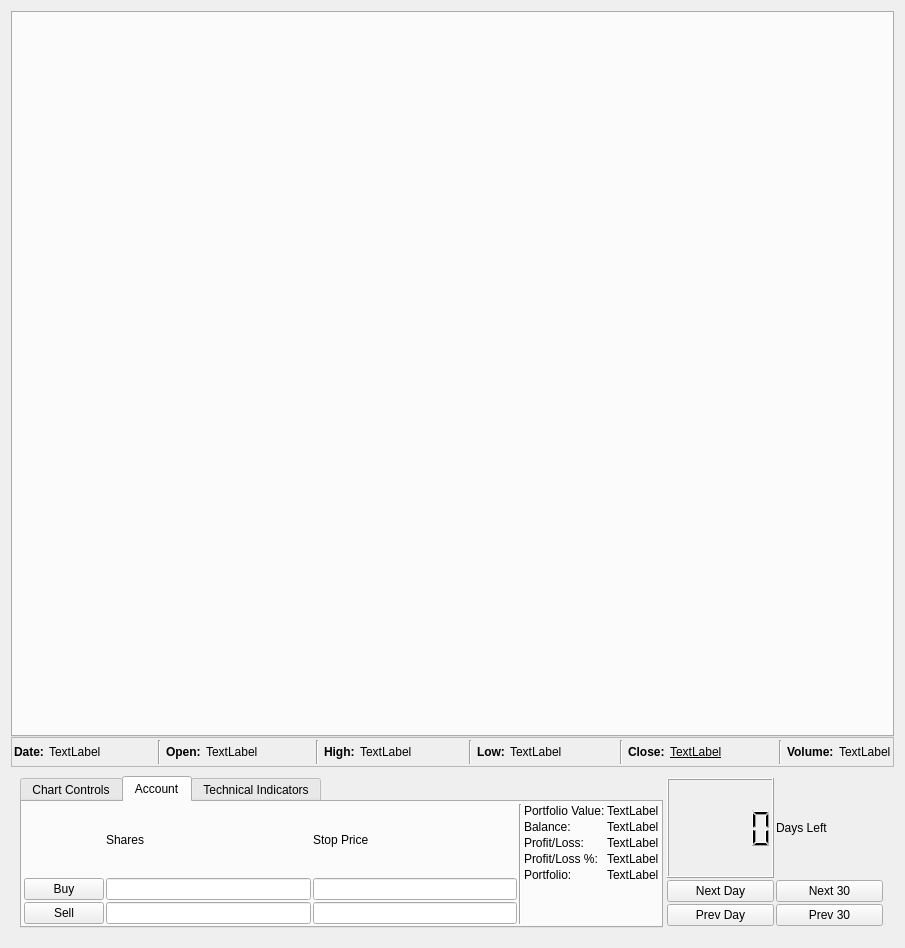
ellamental/pyTrade, file chartWidget.ui: the form before one commit.
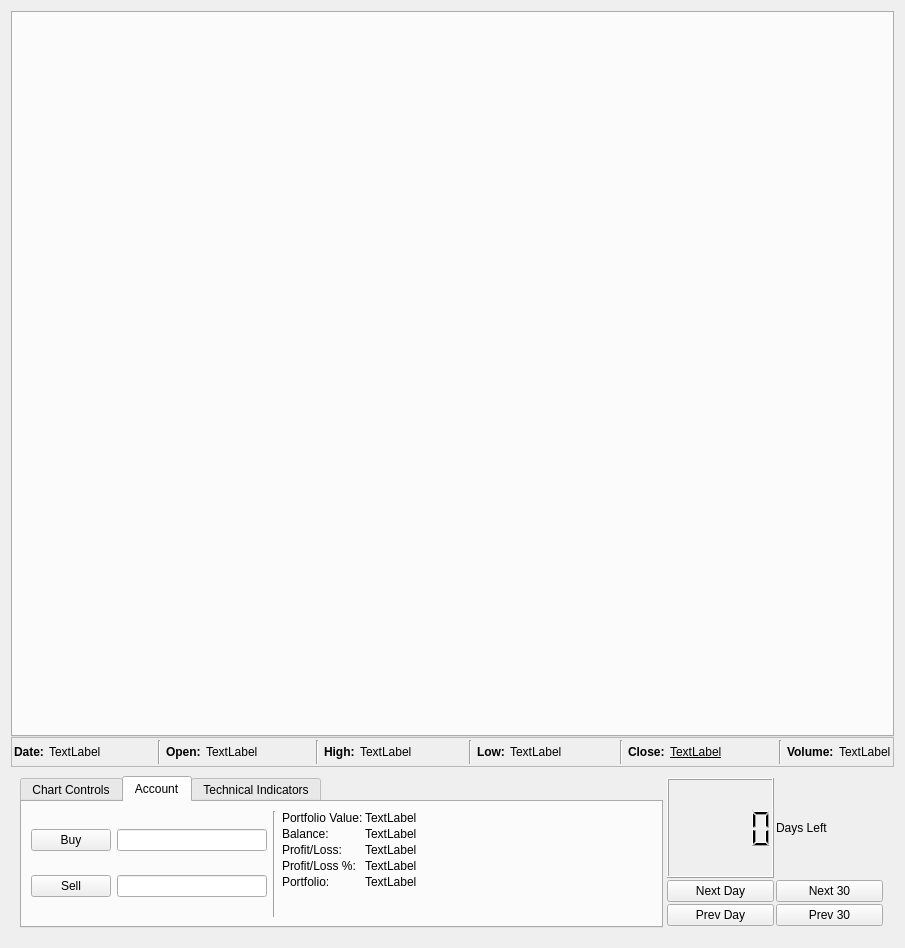
The form after the commit. The open tabs and pages were chosen to show the change.

Commit message: Refactored Account Class - Lots of changes

Diff of the .ui file:
```diff
--- a/chartWidget.ui
+++ b/chartWidget.ui
@@ -520,57 +520,36 @@
          <attribute name="title">
           <string>Account</string>
          </attribute>
+         <layout class="QHBoxLayout" name="horizontalLayout_8">
+          <item>
+           <layout class="QVBoxLayout" name="verticalLayout_5">
+            <item>
          <layout class="QHBoxLayout" name="horizontalLayout_5">
-          <property name="spacing">
-           <number>2</number>
-          </property>
-          <property name="margin">
-           <number>2</number>
-          </property>
           <item>
-           <layout class="QGridLayout" name="gridLayout_2">
-            <property name="spacing">
-             <number>2</number>
-            </property>
-            <item row="0" column="1">
-             <widget class="QLabel" name="label_shares">
-              <property name="text">
-               <string>Shares</string>
-              </property>
-             </widget>
-            </item>
-            <item row="0" column="2">
-             <widget class="QLabel" name="label_stopPrice">
-              <property name="text">
-               <string>Stop Price</string>
-              </property>
-             </widget>
-            </item>
-            <item row="1" column="0">
              <widget class="QPushButton" name="buy">
               <property name="text">
                <string>Buy</string>
               </property>
              </widget>
             </item>
-            <item row="1" column="1">
+              <item>
              <widget class="QLineEdit" name="buyShares"/>
             </item>
-            <item row="1" column="2">
-             <widget class="QLineEdit" name="buyStop"/>
+             </layout>
             </item>
-            <item row="2" column="0">
+            <item>
+             <layout class="QHBoxLayout" name="horizontalLayout_7">
+              <item>
              <widget class="QPushButton" name="sell">
               <property name="text">
                <string>Sell</string>
               </property>
              </widget>
             </item>
-            <item row="2" column="1">
+              <item>
              <widget class="QLineEdit" name="sellShares"/>
             </item>
-            <item row="2" column="2">
-             <widget class="QLineEdit" name="sellStop"/>
+             </layout>
             </item>
            </layout>
           </item>
@@ -661,6 +640,19 @@
             </item>
            </layout>
           </item>
+          <item>
+           <spacer name="horizontalSpacer_6">
+            <property name="orientation">
+             <enum>Qt::Horizontal</enum>
+            </property>
+            <property name="sizeHint" stdset="0">
+             <size>
+              <width>40</width>
+              <height>20</height>
+             </size>
+            </property>
+           </spacer>
+          </item>
          </layout>
         </widget>
         <widget class="QWidget" name="technicalIndicators">
```
Left out of the diff: 2 changed lines with no effect on the pictures. Lines whose indentation alone changed are shown as unchanged. The commit also changes 2 other files.
